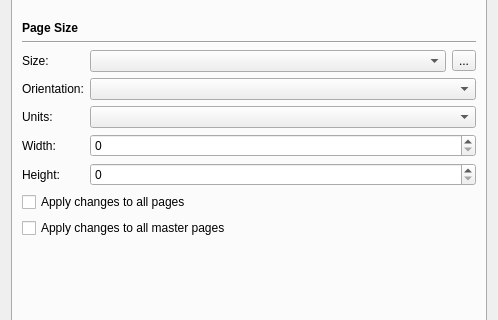
Old version of the form scribus/ui/prefs_documentsetupbase.ui in the repository scribusproject/scribus; both pictures show x 0 to 498 and y 111 to 431 of the 498 by 650 pixel window.
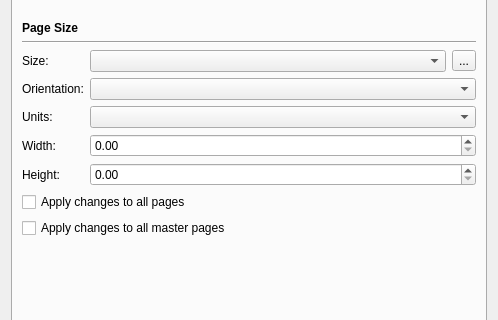
New version of the form. Custom widgets are drawn as their Qt base class.

Commit message: Fix other cases of ScrSpinBox being declared with wrong base class in ui files

Diff of the .ui file:
```diff
--- a/scribus/ui/prefs_documentsetupbase.ui
+++ b/scribus/ui/prefs_documentsetupbase.ui
@@ -772,7 +772,7 @@
  <customwidgets>
   <customwidget>
    <class>ScrSpinBox</class>
-   <extends>QSpinBox</extends>
+   <extends>QDoubleSpinBox</extends>
    <header location="global">ui/scrspinbox.h</header>
   </customwidget>
   <customwidget>
```
The commit also changes 10 other files.
